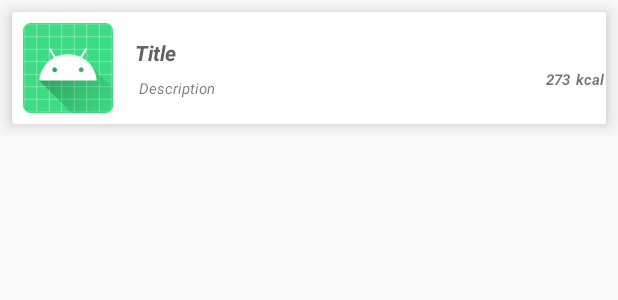
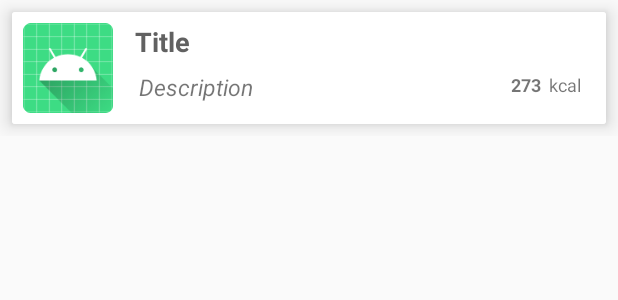
Before and after one commit to RujiraKongsomran/RealtimeDatabaseOnFirebase, an Android app: the layout layout_list_item.xml on its own in the app's theme, with its tools: preview values and no code run, on a phone screen of 412 x 824 dp. Shown: the top 300 px of the screen. Run offline under Robolectric (Android 15) with nearby library versions, the phone set to English and light mode, and no system bars.

Commit message:
Rewrite layout_list_item.xml

```diff
--- a/app/src/main/res/layout/layout_list_item.xml
+++ b/app/src/main/res/layout/layout_list_item.xml
@@ -27,8 +27,7 @@
             <LinearLayout
                 android:layout_width="0dp"
                 android:layout_height="match_parent"
-                android:layout_marginTop="10dp"
-                android:layout_weight="1"
+                android:layout_weight="8"
                 android:orientation="vertical">
 
                 <TextView
@@ -38,8 +37,8 @@
                     android:layout_margin="7dp"
                     android:text="Title"
                     android:textColor="#616161"
-                    android:textSize="14sp"
-                    android:textStyle="bold|italic" />
+                    android:textSize="18sp"
+                    android:textStyle="bold" />
 
                 <TextView
                     android:id="@+id/tvCategory"
@@ -47,7 +46,7 @@
                     android:layout_height="wrap_content"
                     android:layout_marginLeft="10dp"
                     android:text="Description"
-                    android:textSize="10sp"
+                    android:textSize="15sp"
                     android:textStyle="italic" />
 
             </LinearLayout>
@@ -55,23 +54,25 @@
             <LinearLayout
                 android:layout_width="wrap_content"
                 android:layout_height="match_parent"
-                android:layout_marginTop="38dp"
+                android:layout_weight="0.5"
                 android:orientation="horizontal">
 
                 <TextView
                     android:id="@+id/tvKcal"
-                    android:layout_width="20dp"
-                    android:layout_height="20dp"
+                    android:layout_width="wrap_content"
+                    android:layout_height="wrap_content"
+                    android:layout_marginTop="40dp"
                     android:text="273"
-                    android:textSize="10sp"
-                    android:textStyle="bold|italic" />
+                    android:textSize="12sp"
+                    android:textStyle="bold" />
 
                 <TextView
-                    android:layout_width="20dp"
-                    android:layout_height="20dp"
+                    android:layout_width="wrap_content"
+                    android:layout_height="wrap_content"
+                    android:layout_marginStart="5dp"
+                    android:layout_marginTop="40dp"
                     android:text="kcal"
-                    android:textSize="10sp"
-                    android:textStyle="bold|italic" />
+                    android:textSize="12sp" />
             </LinearLayout>
 
         </LinearLayout>
```
